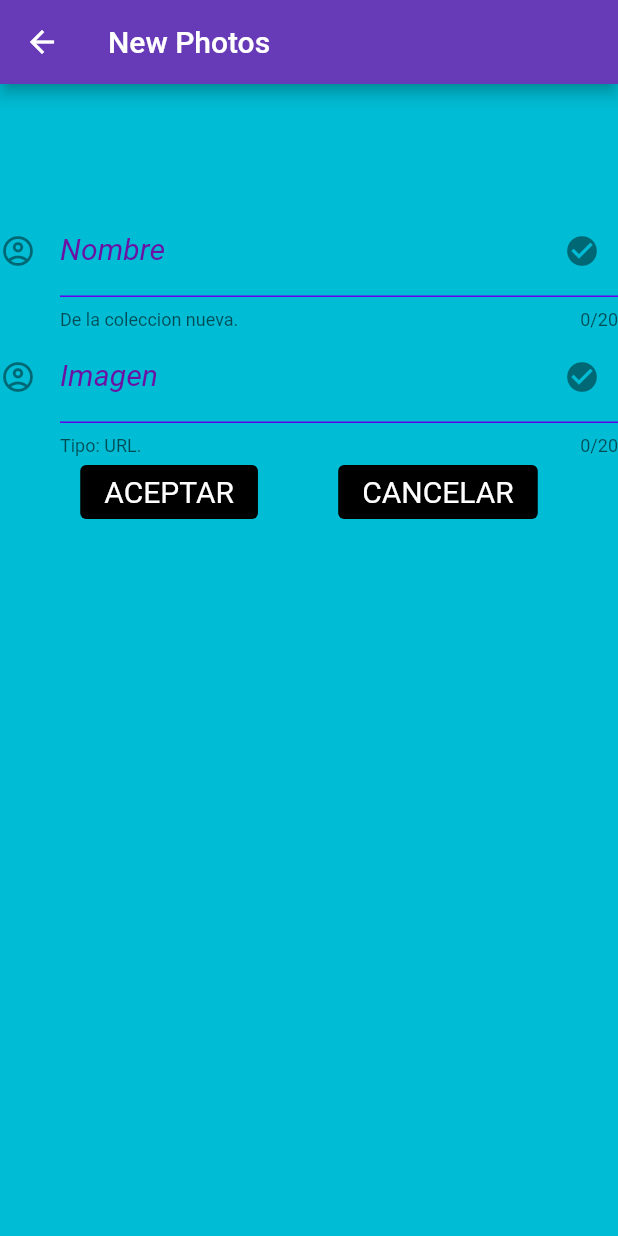
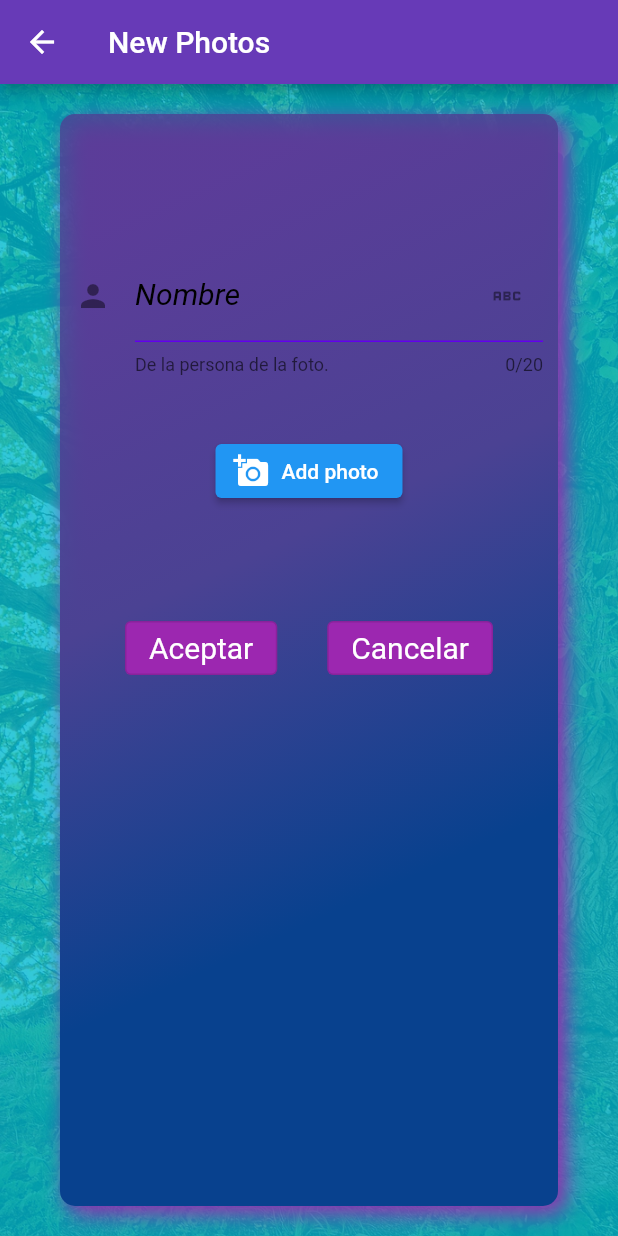
Before and after one commit to JessyLP/MyProyect, a Flutter app: the FormView screen opened by its route, on a phone screen of 412 x 824 dp. Run offline on Flutter 3.47's test engine with Material 2 defaults, Android fonts, the phone set to English and light mode, and no system bars; our stand-ins replace cloud_firestore, firebase_auth, firebase_core, fluttertoast, image_picker, page_transition and 2 more; missing offline and left inert: dart:html; accounts and stored records are empty.

Commit message:
formulario con boton para añadir la foto

```diff
--- a/lib/Customs/InputText.dart
+++ b/lib/Customs/InputText.dart
@@ -32,16 +32,16 @@ class InputText extends StatelessWidget {
 
       decoration:  InputDecoration(
         border: OutlineInputBorder(),
-        icon: Icon(Icons.account_circle_outlined),
+        icon: Icon(Icons.person),
         labelText: titulo,
         labelStyle: TextStyle(
-          color: Color(0xFF6B11A4),
+          color: Colors.black,
           fontSize: 20,
           fontStyle: FontStyle.italic,
         ),
         helperText: ayuda,
         suffixIcon: Icon(
-          Icons.check_circle,
+          Icons.abc,
         ),
         enabledBorder: UnderlineInputBorder(
           borderSide: BorderSide(color: Color(0xFF6200EE)),
--- a/lib/Views/PersonalPhotos/FormView.dart
+++ b/lib/Views/PersonalPhotos/FormView.dart
@@ -5,6 +5,8 @@ import 'package:firebase_auth/firebase_auth.dart';
 import 'package:flutter/cupertino.dart';
 import 'package:flutter/material.dart';
 import 'package:image_picker/image_picker.dart';
+import '../../Customs/HexColor.dart';
+
 
 import '../../Customs/InputText.dart';
 import '../../Firebase/YourImages.dart';
@@ -12,21 +14,22 @@ import '../../Firebase/YourImages.dart';
 class FormView extends StatelessWidget {
   FormView({Key? key}) : super(key: key);
 
-  InputText Nombre = InputText( titulo: "Nombre",ayuda: "De la coleccion nueva.",);
-  InputText Imagen = InputText(titulo: "Imagen",ayuda: "Tipo: URL.",);
+  InputText Nombre = InputText( titulo: "Nombre",ayuda: "De la persona de la foto.",);
 
   final ImagePicker _picker = ImagePicker();
   late File imageFile;
   bool blImageLoaded=false;
   double dListHeightPorcentage=0.8;
 
+  TextEditingController emailController = new TextEditingController();
+
   FirebaseFirestore db=FirebaseFirestore.instance;
 
 
   void btn1Pressed(BuildContext context) async {
     YourImages yimages= new YourImages(
-        name: Nombre.getText(),
-        image: Imagen.getText());
+        name: Nombre.getText(),);
+        //image: );
     db
         .collection("personalRooms")
         .doc(FirebaseAuth.instance.currentUser?.uid)
@@ -54,13 +57,34 @@ class FormView extends StatelessWidget {
         title: const Text('New Photos'),
         backgroundColor: Colors.deepPurple,
       ),
-      body: Center(
+      body: Container(
+        decoration: BoxDecoration(
+          image: DecorationImage(
+            colorFilter: ColorFilter.mode(HexColor("#fff").withOpacity(0.2), BlendMode.dstATop),
+            image: AssetImage("assets/images/arboles.jpg"),
+            fit: BoxFit.cover,
+          ),
+        ),
+        child:
+            Container(
             child: Column(
               // mainAxisAlignment: MainAxisAlignment.center,
               children: [
                 Padding(padding: EdgeInsets.all(40)),
                 Nombre,
-            Imagen,
+                const SizedBox(
+                  height: 40,
+                ),
+                ElevatedButton.icon(
+                  onPressed: () {
+                   // selectImage()
+                  },
+                  icon:  Icon(Icons.add_a_photo),
+                  label: Text("Add photo"),
+                ),
+                const SizedBox(
+                  height: 70,
+                ),
                 Row(
                   mainAxisAlignment: MainAxisAlignment.spaceEvenly,
                   children: [
@@ -68,18 +92,38 @@ class FormView extends StatelessWidget {
                       onPressed:(){
                         btn1Pressed(context);
                       },
-                  child: Text("ACEPTAR"),style:OutlinedButton.styleFrom(primary: Colors.white, textStyle: TextStyle(fontSize: 20,), backgroundColor: Colors.black),
+                      child: Text("Aceptar"),style:OutlinedButton.styleFrom(primary: Colors.white, textStyle: TextStyle(fontSize: 20,),backgroundColor: Colors.purple),
                     ),
                     OutlinedButton(
                       onPressed: () {
                         // Respond to button press
                         Navigator.of(context).popAndPushNamed("/home");
                       },
-                  child: Text("CANCELAR"),style:OutlinedButton.styleFrom(primary: Colors.white, textStyle: TextStyle(fontSize: 20,),backgroundColor: Colors.black),
+                      child: Text("Cancelar"),style:OutlinedButton.styleFrom(primary: Colors.white, textStyle: TextStyle(fontSize: 20,),backgroundColor: Colors.purple),
                     ),
                   ],
                 )
               ],
+            ),
+              decoration: BoxDecoration(
+                  gradient: LinearGradient(
+                    begin: Alignment.topLeft,
+                    end: Alignment.bottomRight,
+                    stops: const [0.1, 0.4, 0.7, 0.9],
+                    colors: [
+                      HexColor("#4b4293").withOpacity(0.8),
+                      HexColor("#4b4293"),
+                      HexColor("#08418e"),
+                      HexColor("#08418e")
+                    ],
+                  ),
+                  borderRadius:BorderRadius.circular(10),
+                  //border: Border.all(color: Colors.pink,width: 2),
+                  boxShadow:[BoxShadow(color: Colors.purple,offset: Offset(5.0,5.0),blurRadius: 12.0)]
+
+              ),
+              padding: EdgeInsets.all(10),
+              margin:  EdgeInsets.only(left: 40,right: 40,bottom: 20,top: 20),
           ),
       ),
       backgroundColor: Colors.cyan,
--- a/lib/main.dart
+++ b/lib/main.dart
@@ -57,7 +57,7 @@ class MyApp extends StatelessWidget {
       materialAppMobile=MaterialApp(
         debugShowCheckedModeBanner: false,
         debugShowMaterialGrid: false,
-        initialRoute: '/bar',
+        initialRoute: '/formulario',
         routes: {
           '/login' : (context) => LoginView(),
           '/register' : (context) => RegisterView(),
```
Lines whose indentation alone changed are shown as unchanged.
